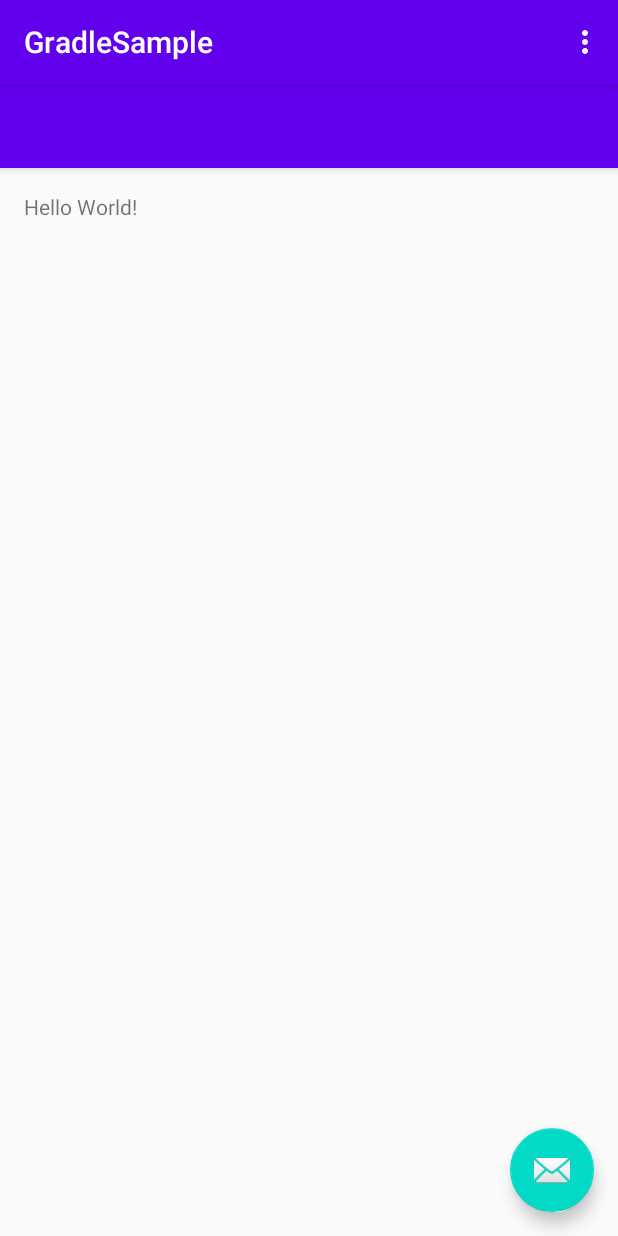
After one commit to Dokyeongyun/AndroidStudio, an Android app: the LocalUnitTest_MainActivity screen opened directly, with no data from a screen before it, on a phone screen of 412 x 824 dp. The commit adds this screen. Run offline under Robolectric (Android 15) with nearby library versions, the phone set to English and light mode, and no system bars.

```diff
--- a/app/src/main/AndroidManifest.xml
+++ b/app/src/main/AndroidManifest.xml
@@ -14,7 +14,8 @@
         android:roundIcon="@mipmap/ic_launcher_round"
         android:supportsRtl="true"
         android:theme="@style/AppTheme">
-        <activity android:name=".No9_Gradle.Gradle_MainActivity"></activity>
+        <activity android:name=".No10_UnitTest.LocalUnitTest_MainActivity"></activity>
+        <activity android:name=".No9_Gradle.Gradle_MainActivity" />
         <activity android:name=".no8_mvp_mvvm.DataBinding_MainActivity" />
         <activity android:name=".No7_SupportLibrary.RecyclerView.CardView.CardViewRecyclerView_MainActivity" />
         <activity android:name=".No7_SupportLibrary.RecyclerView.Manipulation.ManipulationRecyclerView_MainActivity" />
--- /dev/null
+++ b/app/src/main/java/com/example/studyandroid/No10_UnitTest/LocalUnitTest_MainActivity.java
@@ -0,0 +1,51 @@
+package com.example.studyandroid.No10_UnitTest;
+
+import androidx.appcompat.app.AppCompatActivity;
+import androidx.appcompat.widget.Toolbar;
+
+import android.os.Bundle;
+import android.view.Menu;
+import android.view.MenuItem;
+import android.view.View;
+
+import com.example.studyandroid.R;
+import com.google.android.material.floatingactionbutton.FloatingActionButton;
+import com.google.android.material.snackbar.Snackbar;
+
+public class LocalUnitTest_MainActivity extends AppCompatActivity {
+
+    @Override
+    protected void onCreate(Bundle savedInstanceState) {
+        super.onCreate(savedInstanceState);
+        setContentView(R.layout.activity_local_unit_test__main);
+        Toolbar toolbar =  findViewById(R.id.toolbar);
+        //setSupportActionBar(toolbar);
+
+
+        FloatingActionButton fab =  findViewById(R.id.fab);
+        fab.setOnClickListener(new View.OnClickListener() {
+            @Override
+            public void onClick(View view) {
+                Snackbar.make(view, "Replace with your own action", Snackbar.LENGTH_LONG)
+                        .setAction("Action", null).show();
+            }
+        });
+    }
+    @Override
+    public boolean onCreateOptionsMenu(Menu menu) {
+        getMenuInflater().inflate(R.menu.menu_main, menu);
+        return true;
+    }
+
+    @Override
+    public boolean onOptionsItemSelected(MenuItem item) {
+
+        int id = item.getItemId();
+
+        if (id == R.id.action_settings) {
+            return true;
+        }
+
+        return super.onOptionsItemSelected(item);
+    }
+}
--- a/app/src/main/java/com/example/studyandroid/StartActivity.java
+++ b/app/src/main/java/com/example/studyandroid/StartActivity.java
@@ -7,6 +7,7 @@ import android.content.Intent;
 import android.os.Bundle;
 import android.view.View;
 
+import com.example.studyandroid.No10_UnitTest.LocalUnitTest_MainActivity;
 import com.example.studyandroid.No1_Activity.ConfigChanged;
 import com.example.studyandroid.No2_ViewAndLayout.CompositeCustomView;
 import com.example.studyandroid.No3_Fragment.DynamicFragment.Fragment_DynamicUsing;
@@ -107,6 +108,10 @@ public class StartActivity extends AppCompatActivity {
                 intent = new Intent(this, Gradle_MainActivity.class);
                 startActivity(intent);
                 break;
+            case R.id.no10_localUnitTest:
+                intent = new Intent(this, LocalUnitTest_MainActivity.class);
+                startActivity(intent);
+                break;
         }
     }
 }
--- /dev/null
+++ b/app/src/main/res/layout/activity_local_unit_test__main.xml
@@ -0,0 +1,35 @@
+<?xml version="1.0" encoding="utf-8"?>
+<androidx.coordinatorlayout.widget.CoordinatorLayout
+    xmlns:android="http://schemas.android.com/apk/res/android"
+    xmlns:app="http://schemas.android.com/apk/res-auto"
+    xmlns:tools="http://schemas.android.com/tools"
+    android:layout_width="match_parent"
+    android:layout_height="match_parent"
+    android:fitsSystemWindows="true"
+    tools:context="com.example.studyandroid.No10_UnitTest.LocalUnitTest_MainActivity">
+
+    <com.google.android.material.appbar.AppBarLayout
+        android:layout_width="match_parent"
+        android:layout_height="wrap_content"
+        android:theme="@style/AppTheme.AppBarOverlay">
+
+        <androidx.appcompat.widget.Toolbar
+            android:id="@+id/toolbar"
+            android:layout_width="match_parent"
+            android:layout_height="?attr/actionBarSize"
+            android:background="?attr/colorPrimary"
+            app:popupTheme="@style/AppTheme.PopupOverlay"/>
+
+    </com.google.android.material.appbar.AppBarLayout>
+
+    <include layout="@layout/content2_main"/>
+
+    <com.google.android.material.floatingactionbutton.FloatingActionButton
+        android:id="@+id/fab"
+        android:layout_width="wrap_content"
+        android:layout_height="wrap_content"
+        android:layout_gravity="bottom|end"
+        android:layout_margin="16dp"
+        android:src="@android:drawable/ic_dialog_email"/>
+
+</androidx.coordinatorlayout.widget.CoordinatorLayout>
--- /dev/null
+++ b/app/src/main/res/layout/content2_main.xml
@@ -0,0 +1,20 @@
+<?xml version="1.0" encoding="utf-8"?>
+<RelativeLayout
+    xmlns:android="http://schemas.android.com/apk/res/android"
+    xmlns:app="http://schemas.android.com/apk/res-auto"
+    xmlns:tools="http://schemas.android.com/tools"
+    android:layout_width="match_parent"
+    android:layout_height="match_parent"
+    android:paddingBottom="16dp"
+    android:paddingLeft="16dp"
+    android:paddingRight="16dp"
+    android:paddingTop="16dp"
+    app:layout_behavior="@string/appbar_scrolling_view_behavior"
+    tools:context="com.example.studyandroid.No10_UnitTest.LocalUnitTest_MainActivity"
+    tools:showIn="@layout/activity_gradle__main">
+
+    <TextView
+        android:layout_width="wrap_content"
+        android:layout_height="wrap_content"
+        android:text="Hello World!"/>
+</RelativeLayout>
--- a/build.gradle
+++ b/build.gradle
@@ -5,6 +5,7 @@ buildscript {
     repositories {
         google()
         jcenter()
+        mavenCentral()
 
     }
     dependencies {
@@ -20,6 +21,7 @@ allprojects {
     repositories {
         google()
         jcenter()
+        mavenCentral()
 
     }
 }
```
Also changed, not shown: app/build.gradle (+10 -4 lines), app/src/main/java/com/example/studyandroid/No10_UnitTest/Calculator.java (added, +10 -0 lines), app/src/main/res/layout/activity_start.xml (+24 -0 lines), 1 other file.
